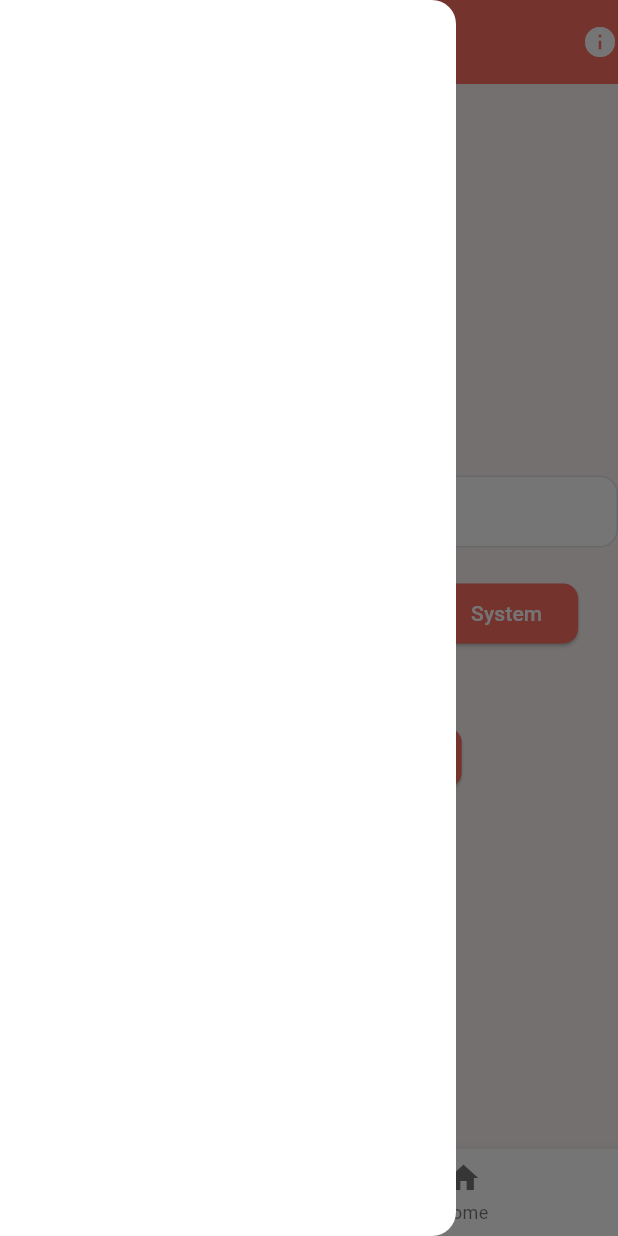
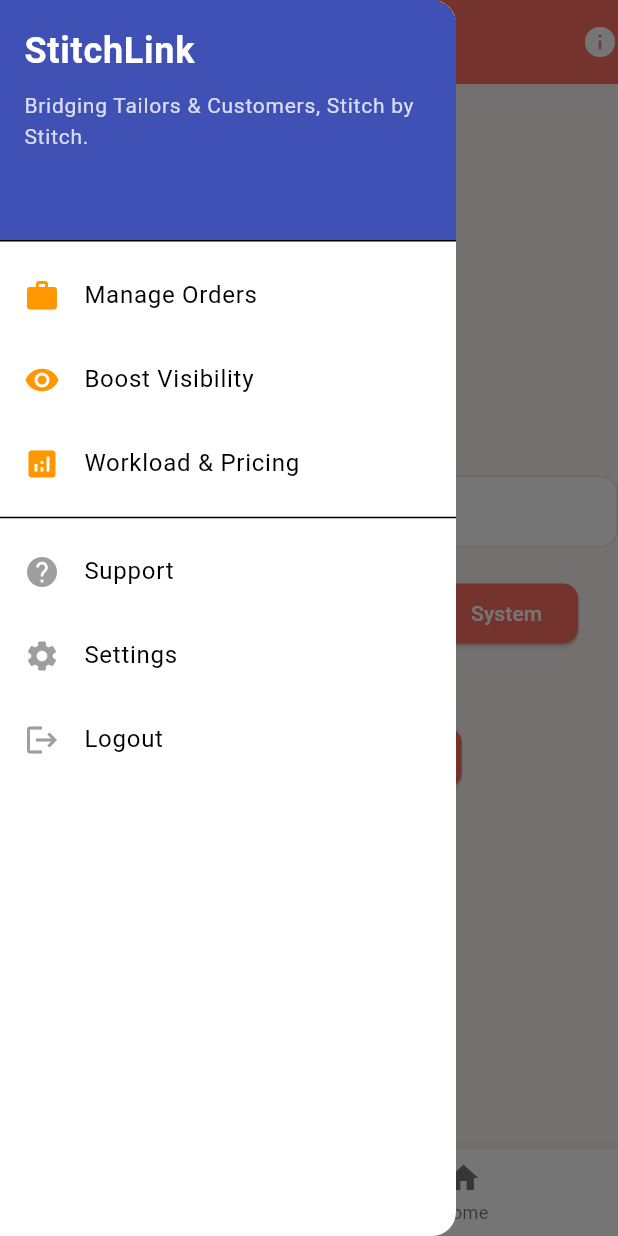
Before and after one commit to noyon-360/Tailors-Hub, a Flutter app: the Home screen opened directly, with the side drawer open, on a phone screen of 412 x 824 dp. Run offline on Flutter 3.47's test engine with Material 3 defaults, Android fonts, the phone set to English and light mode, and no system bars; our stand-ins replace bloc, cloud_firestore, equatable, firebase_core, flutter_bloc, hydrated_bloc and 1 more; accounts and stored records are empty; generated files the repository leaves out were written again.

Commit message:
Tailor Hub Custom Drawer

```diff
--- a/lib/presentation/pages/home.dart
+++ b/lib/presentation/pages/home.dart
@@ -5,6 +5,7 @@ import 'package:tailors_hub/config/route/routes_name.dart';
 import 'package:tailors_hub/core/secure_key_content/secure_key.dart';
 import 'package:tailors_hub/core/themes.dart';
 import 'package:tailors_hub/presentation/bloc/Theme%20Management/them_cubit.dart';
+import 'package:tailors_hub/presentation/widgets/tailors_hub_drawer.dart';
 import 'package:tailors_hub/presentation/widgets/custom_textfield.dart';
 
 class Home extends StatefulWidget {
@@ -19,7 +20,7 @@ class _HomeState extends State<Home> {
   Widget build(BuildContext context) {
     final themeCubit = context.read<ThemeCubit>();
     return Scaffold(
-      drawer: Drawer(),
+      drawer: TailorsHubDrawer(isTailor: true,),
       appBar: AppBar(
         title: Text("Home Page"),
         actions: [Icon(Icons.info)],
--- /dev/null
+++ b/lib/presentation/widgets/tailors_hub_drawer.dart
@@ -0,0 +1,135 @@
+import 'package:flutter/material.dart';
+import 'package:tailors_hub/core/themes.dart';
+
+class TailorsHubDrawer extends StatelessWidget {
+  final bool isTailor;
+  const TailorsHubDrawer({super.key, required this.isTailor});
+
+  @override
+  Widget build(BuildContext context) {
+    return Drawer(
+      child: ListView(
+        padding: EdgeInsets.zero,
+        children: [
+          // Drawer Header
+          DrawerHeader(
+            decoration: BoxDecoration(
+                color: Colors.indigo), // Navy blue for brand consistency
+            child: Column(
+              crossAxisAlignment: CrossAxisAlignment.start,
+              children: [
+                Text(
+                  'StitchLink',
+                  style: TextStyle(
+                    color: Colors.white,
+                    fontSize: 24,
+                    fontWeight: FontWeight.bold,
+                  ),
+                ),
+                SizedBox(height: 8),
+                Text(
+                  'Bridging Tailors & Customers, Stitch by Stitch.',
+                  style: TextStyle(
+                    color: Colors.white.withOpacity(0.8),
+                    fontSize: 14,
+                  ),
+                ),
+              ],
+            ),
+          ),
+
+          // Conditional Rendering Based on User Type
+          if (!isTailor) ...[
+            // Customer Section
+            ListTile(
+              leading: Icon(Icons.person, color: Colors.indigo),
+              title: Text('Profile'),
+              onTap: () {
+                // Navigate to Profile Screen
+                Navigator.pop(context);
+              },
+            ),
+            ListTile(
+              leading: Icon(Icons.straighten, color: Colors.indigo),
+              title: Text('AR Measurements'),
+              onTap: () {
+                // Navigate to AR Measurement Screen
+                Navigator.pop(context);
+              },
+            ),
+            ListTile(
+              leading: Icon(Icons.track_changes, color: Colors.indigo),
+              title: Text('Order Tracking'),
+              onTap: () {
+                // Navigate to Order Tracking Screen
+                Navigator.pop(context);
+              },
+            ),
+            ListTile(
+              leading: Icon(Icons.payment, color: Colors.indigo),
+              title: Text('Payment History'),
+              onTap: () {
+                // Navigate to Payment History Screen
+                Navigator.pop(context);
+              },
+            ),
+          ] else ...[
+            // Tailor Section
+            ListTile(
+              leading: Icon(Icons.work, color: Colors.orange),
+              title: Text('Manage Orders'),
+              onTap: () {
+                // Navigate to Tailor Order Management Screen
+                Navigator.pop(context);
+              },
+            ),
+            ListTile(
+              leading: Icon(Icons.visibility, color: Colors.orange),
+              title: Text('Boost Visibility'),
+              onTap: () {
+                // Navigate to Tailor Visibility Tools
+                Navigator.pop(context);
+              },
+            ),
+            ListTile(
+              leading: Icon(Icons.analytics, color: Colors.orange),
+              title: Text('Workload & Pricing'),
+              onTap: () {
+                // Navigate to Workload & Pricing Tools
+                Navigator.pop(context);
+              },
+            ),
+          ],
+
+          Divider(),
+
+          // Platform Section (Common for Both)
+          ListTile(
+            leading: Icon(Icons.help, color: Colors.grey),
+            title: Text('Support'),
+            onTap: () {
+              // Navigate to Support Screen
+              Navigator.pop(context);
+            },
+          ),
+          ListTile(
+            leading: Icon(Icons.settings, color: Colors.grey),
+            title: Text('Settings'),
+            onTap: () {
+              // Navigate to Settings Screen
+              Navigator.pop(context);
+            },
+          ),
+          ListTile(
+            leading: Icon(Icons.logout, color: Colors.grey),
+            title: Text('Logout'),
+            onTap: () {
+              // Handle Logout
+              Navigator.pop(context);
+            },
+          ),
+        ],
+      ),
+    );
+  }
+}
```
